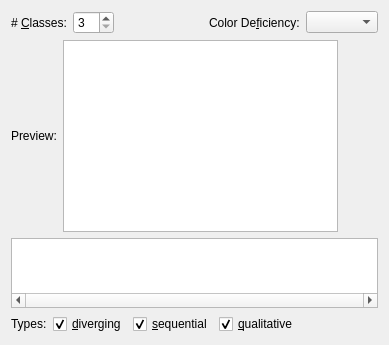
cginternals/libzeug, file source/widgetzeug/source/ColorSchemePresetsWidget.ui: the form before one commit.
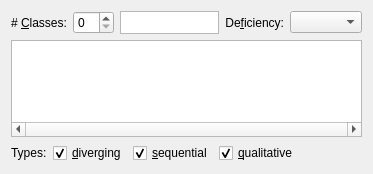
The form after the commit. Custom widgets are drawn as their Qt base class.

Commit message:
refine color scheme preset widget
* minimize use of layouts
* extend color scheme graphics item to support variable rect size and
padding
* fix num classes bug

Diff of the .ui file:
```diff
--- a/source/widgetzeug/source/ColorSchemePresetsWidget.ui
+++ b/source/widgetzeug/source/ColorSchemePresetsWidget.ui
@@ -6,139 +6,15 @@
    <rect>
     <x>0</x>
     <y>0</y>
-    <width>389</width>
-    <height>276</height>
+    <width>373</width>
+    <height>174</height>
    </rect>
   </property>
   <property name="windowTitle">
    <string>Color Scheme Presets</string>
   </property>
-  <layout class="QVBoxLayout" name="verticalLayout">
-   <item>
-    <layout class="QHBoxLayout" name="horizontalLayout_2">
-     <item>
-      <widget class="QLabel" name="classesLabel">
-       <property name="text">
-        <string># &amp;Classes:</string>
-       </property>
-       <property name="buddy">
-        <cstring>classesSpinBox</cstring>
-       </property>
-      </widget>
-     </item>
-     <item>
-      <widget class="QSpinBox" name="classesSpinBox">
-       <property name="minimum">
-        <number>3</number>
-       </property>
-       <property name="maximum">
-        <number>12</number>
-       </property>
-       <property name="value">
-        <number>3</number>
-       </property>
-      </widget>
-     </item>
-     <item>
-      <spacer name="horizontalSpacer">
-       <property name="orientation">
-        <enum>Qt::Horizontal</enum>
-       </property>
-       <property name="sizeHint" stdset="0">
-        <size>
-         <width>40</width>
-         <height>20</height>
-        </size>
-       </property>
-      </spacer>
-     </item>
-     <item>
-      <widget class="QLabel" name="deficiencyLabel">
-       <property name="text">
-        <string>Color De&amp;ficiency:</string>
-       </property>
-       <property name="buddy">
-        <cstring>deficiencyComboBox</cstring>
-       </property>
-      </widget>
-     </item>
-     <item>
-      <widget class="QComboBox" name="deficiencyComboBox"/>
-     </item>
-    </layout>
-   </item>
-   <item>
-    <layout class="QHBoxLayout" name="horizontalLayout_3">
-     <property name="topMargin">
-      <number>0</number>
-     </property>
-     <item>
-      <widget class="QLabel" name="label">
-       <property name="sizePolicy">
-        <sizepolicy hsizetype="Fixed" vsizetype="Preferred">
-         <horstretch>0</horstretch>
-         <verstretch>0</verstretch>
-        </sizepolicy>
-       </property>
-       <property name="text">
-        <string>Preview:</string>
-       </property>
-       <property name="scaledContents">
-        <bool>false</bool>
-       </property>
-       <property name="buddy">
-        <cstring>colorSchemePreview</cstring>
-       </property>
-      </widget>
-     </item>
-     <item>
-      <widget class="widgetzeug::SingleColorSchemeGraphicsView" name="colorSchemePreview">
-       <property name="sizePolicy">
-        <sizepolicy hsizetype="Expanding" vsizetype="Fixed">
-         <horstretch>1</horstretch>
-         <verstretch>0</verstretch>
-        </sizepolicy>
-       </property>
-      </widget>
-     </item>
-     <item>
-      <spacer name="horizontalSpacer_2">
-       <property name="orientation">
-        <enum>Qt::Horizontal</enum>
-       </property>
-       <property name="sizeHint" stdset="0">
-        <size>
-         <width>40</width>
-         <height>20</height>
-        </size>
-       </property>
-      </spacer>
-     </item>
-    </layout>
-   </item>
-   <item>
-    <widget class="widgetzeug::ColorSchemeGraphicsView" name="graphicsView">
-     <property name="autoFillBackground">
-      <bool>false</bool>
-     </property>
-     <property name="frameShadow">
-      <enum>QFrame::Plain</enum>
-     </property>
-     <property name="verticalScrollBarPolicy">
-      <enum>Qt::ScrollBarAlwaysOff</enum>
-     </property>
-     <property name="horizontalScrollBarPolicy">
-      <enum>Qt::ScrollBarAlwaysOn</enum>
-     </property>
-     <property name="interactive">
-      <bool>true</bool>
-     </property>
-     <property name="alignment">
-      <set>Qt::AlignLeading|Qt::AlignLeft|Qt::AlignVCenter</set>
-     </property>
-    </widget>
-   </item>
-   <item>
+  <layout class="QGridLayout" name="gridLayout">
+   <item row="2" column="0" colspan="5">
     <layout class="QHBoxLayout" name="horizontalLayout">
      <item>
       <widget class="QLabel" name="typesLabel">
@@ -184,7 +60,7 @@
        </property>
        <property name="sizeHint" stdset="0">
         <size>
-         <width>13</width>
+         <width>123</width>
          <height>17</height>
         </size>
        </property>
@@ -192,7 +68,7 @@
      </item>
     </layout>
    </item>
-   <item>
+   <item row="3" column="0">
     <spacer name="verticalSpacer">
      <property name="orientation">
       <enum>Qt::Vertical</enum>
@@ -205,6 +81,73 @@
      </property>
     </spacer>
    </item>
+   <item row="0" column="4">
+    <widget class="QComboBox" name="deficiencyComboBox"/>
+   </item>
+   <item row="1" column="0" colspan="5">
+    <widget class="widgetzeug::ColorSchemeGraphicsView" name="graphicsView">
+     <property name="autoFillBackground">
+      <bool>false</bool>
+     </property>
+     <property name="frameShadow">
+      <enum>QFrame::Plain</enum>
+     </property>
+     <property name="verticalScrollBarPolicy">
+      <enum>Qt::ScrollBarAlwaysOff</enum>
+     </property>
+     <property name="horizontalScrollBarPolicy">
+      <enum>Qt::ScrollBarAlwaysOn</enum>
+     </property>
+     <property name="interactive">
+      <bool>true</bool>
+     </property>
+     <property name="alignment">
+      <set>Qt::AlignLeading|Qt::AlignLeft|Qt::AlignVCenter</set>
+     </property>
+    </widget>
+   </item>
+   <item row="0" column="0">
+    <widget class="QLabel" name="classesLabel">
+     <property name="text">
+      <string># &amp;Classes:</string>
+     </property>
+     <property name="buddy">
+      <cstring>classesSpinBox</cstring>
+     </property>
+    </widget>
+   </item>
+   <item row="0" column="1">
+    <widget class="QSpinBox" name="classesSpinBox"/>
+   </item>
+   <item row="0" column="2">
+    <widget class="widgetzeug::SingleColorSchemeGraphicsView" name="colorSchemePreview">
+     <property name="sizePolicy">
+      <sizepolicy hsizetype="Preferred" vsizetype="Ignored">
+       <horstretch>0</horstretch>
+       <verstretch>0</verstretch>
+      </sizepolicy>
+     </property>
+    </widget>
+   </item>
+   <item row="0" column="3">
+    <widget class="QLabel" name="deficiencyLabel">
+     <property name="sizePolicy">
+      <sizepolicy hsizetype="Expanding" vsizetype="Preferred">
+       <horstretch>0</horstretch>
+       <verstretch>0</verstretch>
+      </sizepolicy>
+     </property>
+     <property name="text">
+      <string>De&amp;ficiency:</string>
+     </property>
+     <property name="alignment">
+      <set>Qt::AlignRight|Qt::AlignTrailing|Qt::AlignVCenter</set>
+     </property>
+     <property name="buddy">
+      <cstring>deficiencyComboBox</cstring>
+     </property>
+    </widget>
+   </item>
   </layout>
  </widget>
  <customwidgets>
```
The commit also changes 5 other files.
